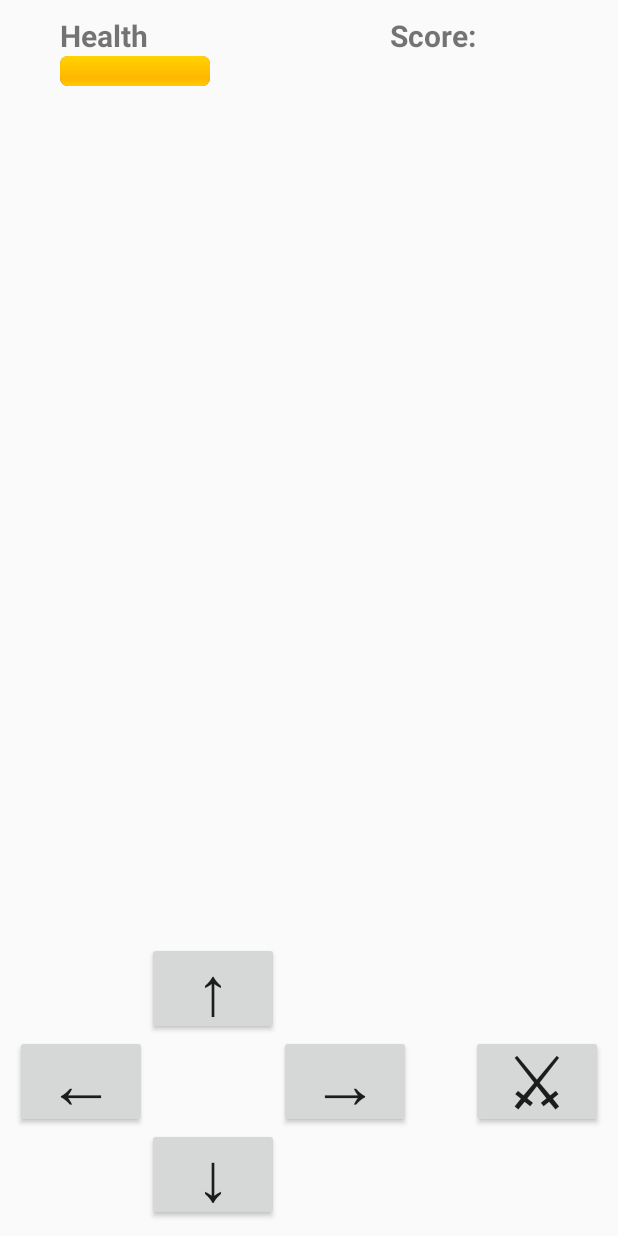
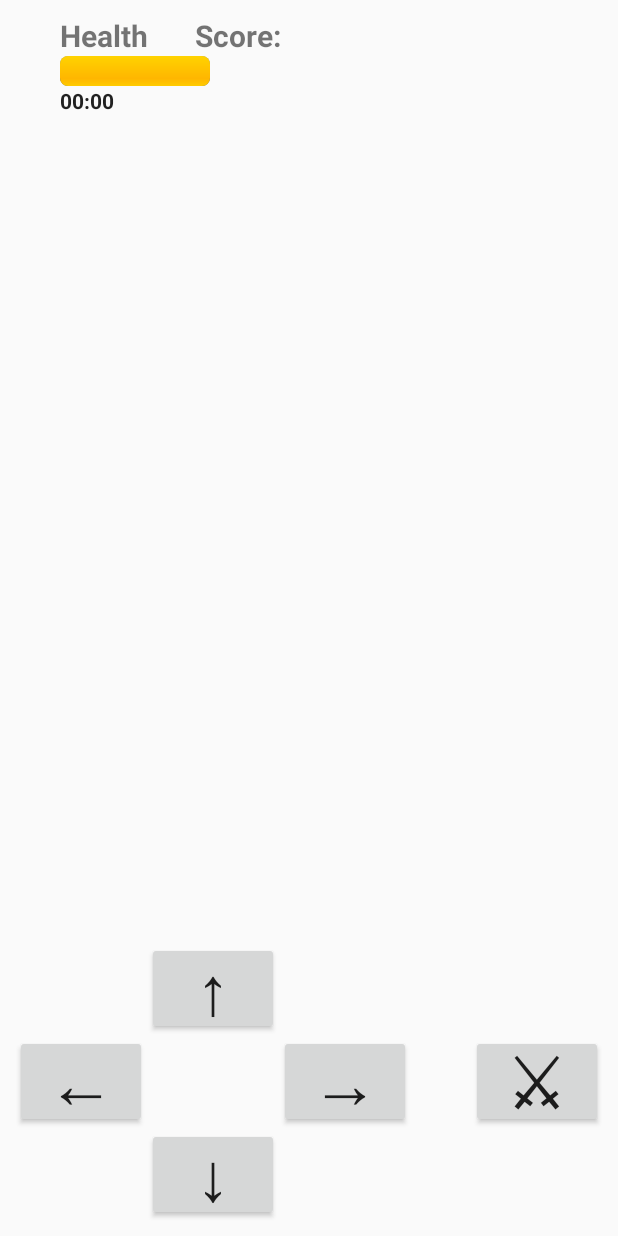
Before and after one commit to Benjamin-Jenne/AD340Game, an Android app: the layout activity_game.xml on its own in the app's theme, with its tools: preview values and no code run, on a phone screen of 412 x 824 dp. Run offline under Robolectric (Android 15) with nearby library versions, the phone set to English and light mode, and no system bars.

Commit message:
health bar functoinal, added game timer

```diff
--- /dev/null
+++ b/app/src/main/java/com/example/mapgame/entities/HealthBarListener.java
@@ -0,0 +1,5 @@
+package com.example.mapgame.entities;
+
+public interface HealthBarListener {
+    void onPlayerAttacked();
+}
--- a/app/src/main/res/layout/activity_game.xml
+++ b/app/src/main/res/layout/activity_game.xml
@@ -17,16 +17,6 @@
     android:layout_margin="@dimen/game_relative_layout_margin"
     tools:context=".GameActivity">
 
-<!--    Indeterminate for no known end time-->
-<!--    <ProgressBar-->
-<!--        android:id="@+id/indeterminateHealthBar"-->
-<!--        style="@android:style/Widget.ProgressBar.Horizontal"-->
-<!--        android:layout_width="wrap_content"-->
-<!--        android:layout_height="wrap_content"-->
-<!--        />-->
-
-<!--    Determinate bar with set progress. -->
-
     <TextView
         android:id="@+id/textViewHealth"
         android:layout_width="wrap_content"
@@ -43,17 +33,24 @@
         android:layout_height="wrap_content"
         android:layout_below="@id/textViewHealth"
         android:layout_marginStart="@dimen/det_bar_margin_start"
-        android:progress="100"/>
+        android:progress="@string/one_hundred"/>
 
-    <TextView
-        android:id="@+id/textViewAttachedText"
+    <Chronometer
+        android:id="@+id/chronometerTimer"
         android:layout_width="wrap_content"
         android:layout_height="wrap_content"
-        android:layout_below="@id/textViewHealth"
-        android:layout_toEndOf="@id/determinateBar"
-        android:layout_marginStart="@dimen/doh_text_margin_start"
-        android:textColor="@color/red"
-        android:text="" />
+        android:layout_below="@id/determinateBar"
+        android:layout_alignStart="@id/determinateBar"
+        android:textStyle="bold"/>
+
+<!--    <TextView-->
+<!--        android:id="@+id/textViewAttachedText"-->
+<!--        android:layout_width="wrap_content"-->
+<!--        android:layout_height="wrap_content"-->
+
+<!--        android:layout_marginStart="@dimen/doh_text_margin_start"-->
+<!--        android:textColor="@color/red"-->
+<!--        android:text="" />-->
 
     <TextView
         android:id="@+id/textViewScore"
@@ -61,10 +58,8 @@
         android:layout_height="wrap_content"
         android:textStyle="bold"
         android:textSize="@dimen/score_text_size"
-        android:layout_toEndOf="@id/determinateBar"
         android:layout_marginLeft="@dimen/score_text_margin_left"
-        android:text="@string/score"
-        />
+        android:text="@string/score" />
 
     <TextView
         android:id="@+id/textViewScoreAmount"
--- a/app/src/main/res/values/strings.xml
+++ b/app/src/main/res/values/strings.xml
@@ -18,4 +18,5 @@
     <string name="health">Health</string>
     <string name="doh">Doh!</string>
     <string name="score">Score:</string>
+    <string name="one_hundred">100</string>
 </resources>
```
Also changed, not shown: app/src/main/java/com/example/mapgame/GameActivity.java (+0 -10 lines), app/src/main/java/com/example/mapgame/GameFragment.java (+78 -44 lines), app/src/main/res/layout/fragment_game.xml (+13 -11 lines).
